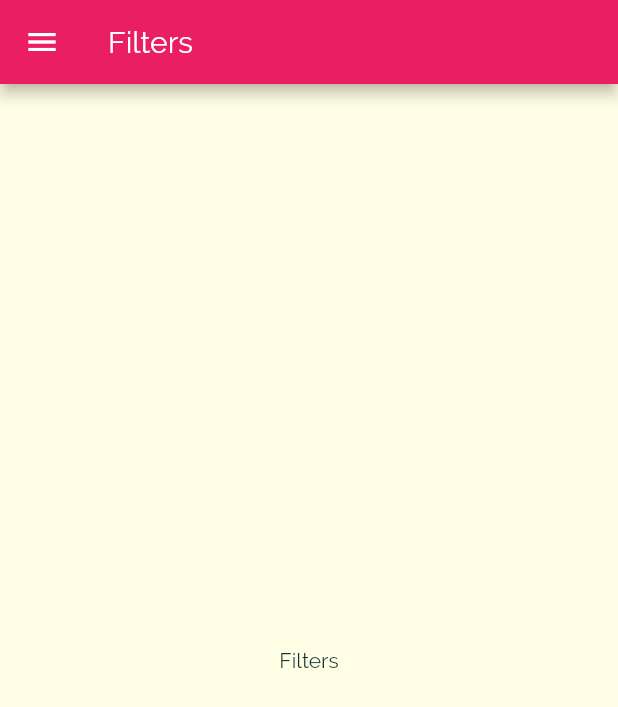
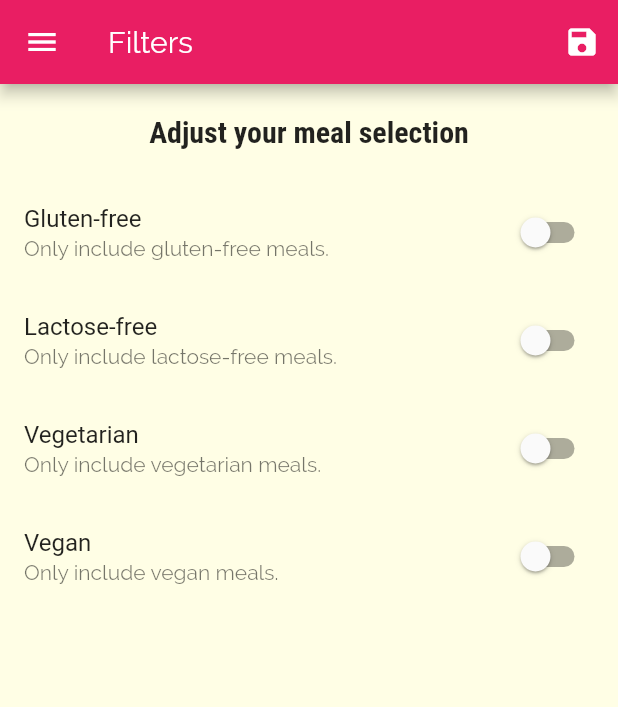
Before and after one commit to DkRunker/meals_app, a Flutter app: the FiltersScreen screen opened by its route, on a phone screen of 412 x 824 dp. Shown: the top 707 px of the screen. Run offline on Flutter 3.47's test engine with Material 2 defaults, Android fonts, the phone set to English and light mode, and no system bars.

Commit message:
working filters

```diff
--- a/lib/main.dart
+++ b/lib/main.dart
@@ -1,14 +1,52 @@
 import 'package:flutter/material.dart';
+
+import './dummy-data.dart';
 
 import './screens/filters_screen.dart';
 import './screens/tabs_screen.dart';
 import './screens/category_meals_screen.dart';
 import './screens/categories_screen.dart';
 import './screens/meal_detail_screen.dart';
+import './models/meal.dart';
 
 void main() => runApp(MyApp());
 
-class MyApp extends StatelessWidget {
+class MyApp extends StatefulWidget {
+  @override
+  _MyAppState createState() => _MyAppState();
+}
+
+class _MyAppState extends State<MyApp> {
+  Map<String, bool> _filters = {
+    'gluten': false,
+    'lactose': false,
+    'vegetarian': false,
+    'vegan': false,
+  };
+  List<Meal> _availableMeals = DUMMY_MEALS;
+
+  void _setFilters(Map<String, bool> filterData) {
+    setState(() {
+     _filters = filterData;
+
+     _availableMeals = DUMMY_MEALS.where((meal) {
+       if (_filters['gluten'] && !meal.isGlutenFree) {
+         return false;
+       }
+       if (_filters['lactose'] && !meal.isLactoseFree) {
+         return false;
+       }
+       if (_filters['vegetarian'] && !meal.isVegetarian) {
+         return false;
+       }
+       if (_filters['vegan'] && !meal.isVegan) {
+         return false;
+       }
+       return true;
+     }).toList();
+    });
+  }
+
   @override
   Widget build(BuildContext context) {
     return MaterialApp(
@@ -35,9 +73,9 @@ class MyApp extends StatelessWidget {
       //home: MyHomePage(),
       routes: {
         '/' : (ctx) => TabsScreen(),
-        CategoryMealsScreen.routeName : (ctx) => CategoryMealsScreen(),
+        CategoryMealsScreen.routeName : (ctx) => CategoryMealsScreen(_availableMeals,),
         MealDetailScreen.routeName : (ctx) => MealDetailScreen(),
-        FiltersScreen.routeName : (ctx) => FiltersScreen(),
+        FiltersScreen.routeName : (ctx) => FiltersScreen(_filters, _setFilters),
       },
       onUnknownRoute: (settings) {
         return MaterialPageRoute(builder: (ctx) => MyHomePage());
--- a/lib/screens/category_meals_screen.dart
+++ b/lib/screens/category_meals_screen.dart
@@ -2,10 +2,13 @@ import 'package:flutter/material.dart';
 
 import '../models/meal.dart';
 import '../widgets/meal_item.dart';
-import '../dummy-data.dart';
 
 class CategoryMealsScreen extends StatefulWidget {
   static const routeName = 'category-meals';
+
+  final List<Meal> availableMeals;
+
+  CategoryMealsScreen(this.availableMeals);
 
   @override
   _CategoryMealsScreenState createState() => _CategoryMealsScreenState();
@@ -29,7 +32,7 @@ class _CategoryMealsScreenState extends State<CategoryMealsScreen> {
           ModalRoute.of(context).settings.arguments as Map<String, String>;
       categoryTitle = routeArgs['title'];
       final categoryId = routeArgs['id'];
-      displayedMeals = DUMMY_MEALS.where((meal) {
+      displayedMeals = widget.availableMeals.where((meal) {
         return meal.categories.contains(categoryId);
       }).toList();
       _loadedInitData = true;
--- a/lib/screens/filters_screen.dart
+++ b/lib/screens/filters_screen.dart
@@ -2,18 +2,134 @@ import 'package:flutter/material.dart';
 
 import '../widgets/main_drawer.dart';
 
-class FiltersScreen extends StatelessWidget {
+class FiltersScreen extends StatefulWidget {
   static const routeName = '/filters';
+
+  final Function saveFilters;
+  final Map<String, bool> filters;
+
+  FiltersScreen(this.filters, this.saveFilters);
+
+  @override
+  _FiltersScreenState createState() => _FiltersScreenState();
+}
+
+class _FiltersScreenState extends State<FiltersScreen> {
+  var _glutenFree = false;
+  var _vegetarian = false;
+  var _vegan = false;
+  var _lactoseFree = false;
+
+  @override
+  initState() {
+    _glutenFree = widget.filters['gluten'];
+    _lactoseFree = widget.filters['lactose'];
+    _vegan = widget.filters['vegan'];
+    _vegetarian = widget.filters['vegetarian'];
+    super.initState();
+  }
+
+  Widget _buildSwitchListTile(
+    String title,
+    String description,
+    bool currentValue,
+    Function updateValue,
+  ) {
+    return SwitchListTile(
+      title: Text(title),
+      value: currentValue,
+      subtitle: Text(
+        description,
+      ),
+      onChanged: updateValue,
+    );
+  }
 
   @override
   Widget build(BuildContext context) {
     return Scaffold(
       appBar: AppBar(
         title: Text('Filters'),
+        actions: <Widget>[
+          IconButton(
+            icon: Icon(Icons.save),
+            onPressed: () {
+              final selectedFilters = {
+                'gluten': _glutenFree,
+                'lactose': _lactoseFree,
+                'vegetarian': _vegetarian,
+                'vegan': _vegan,
+              };
+              widget.saveFilters(selectedFilters);
+            },
+          ),
+        ],
       ),
       drawer: MainDrawer(),
-      body: Center(
-        child: Text('Filters'),
+      body: Column(
+        children: <Widget>[
+          Container(
+            padding: EdgeInsets.all(20),
+            child: Text(
+              'Adjust your meal selection',
+              style: Theme.of(context).textTheme.title,
+            ),
+          ),
+          Expanded(
+            child: ListView(
+              children: <Widget>[
+                _buildSwitchListTile(
+                  'Gluten-free',
+                  'Only include gluten-free meals.',
+                  _glutenFree,
+                  (newValue) {
+                    setState(
+                      () {
+                        _glutenFree = newValue;
+                      },
+                    );
+                  },
+                ),
+                _buildSwitchListTile(
+                  'Lactose-free',
+                  'Only include lactose-free meals.',
+                  _lactoseFree,
+                  (newValue) {
+                    setState(
+                      () {
+                        _lactoseFree = newValue;
+                      },
+                    );
+                  },
+                ),
+                _buildSwitchListTile(
+                  'Vegetarian',
+                  'Only include vegetarian meals.',
+                  _vegetarian,
+                  (newValue) {
+                    setState(
+                      () {
+                        _vegetarian = newValue;
+                      },
+                    );
+                  },
+                ),
+                _buildSwitchListTile(
+                  'Vegan',
+                  'Only include vegan meals.',
+                  _vegan,
+                  (newValue) {
+                    setState(
+                      () {
+                        _vegan = newValue;
+                      },
+                    );
+                  },
+                ),
+              ],
+            ),
+          ),
+        ],
       ),
     );
   }
```
